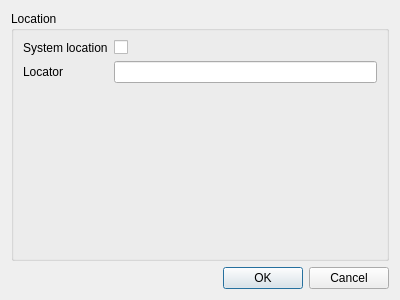
hmatuschek/qdmr, file src/settingsdialog.ui: the form before one commit.
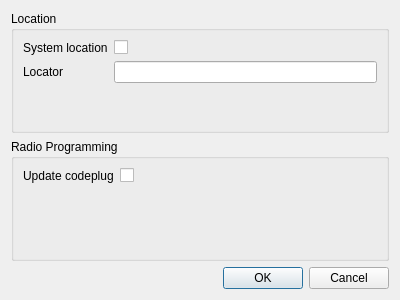
The form after the commit.

The edit to the form file:
```diff
--- a/src/settingsdialog.ui
+++ b/src/settingsdialog.ui
@@ -47,6 +47,32 @@
      </layout>
     </widget>
    </item>
+   <item>
+    <widget class="QGroupBox" name="groupBox_2">
+     <property name="title">
+      <string>Radio Programming</string>
+     </property>
+     <layout class="QFormLayout" name="formLayout_2">
+      <item row="0" column="0">
+       <widget class="QLabel" name="label_3">
+        <property name="text">
+         <string>Update codeplug</string>
+        </property>
+       </widget>
+      </item>
+      <item row="0" column="1">
+       <widget class="QCheckBox" name="updateCodeplug">
+        <property name="toolTip">
+         <string>Update the codeplug on the radio. If not selected, the codeplug on the radio gets overridden.</string>
+        </property>
+        <property name="text">
+         <string/>
+        </property>
+       </widget>
+      </item>
+     </layout>
+    </widget>
+   </item>
    <item>
     <widget class="QDialogButtonBox" name="buttonBox">
      <property name="orientation">
```
